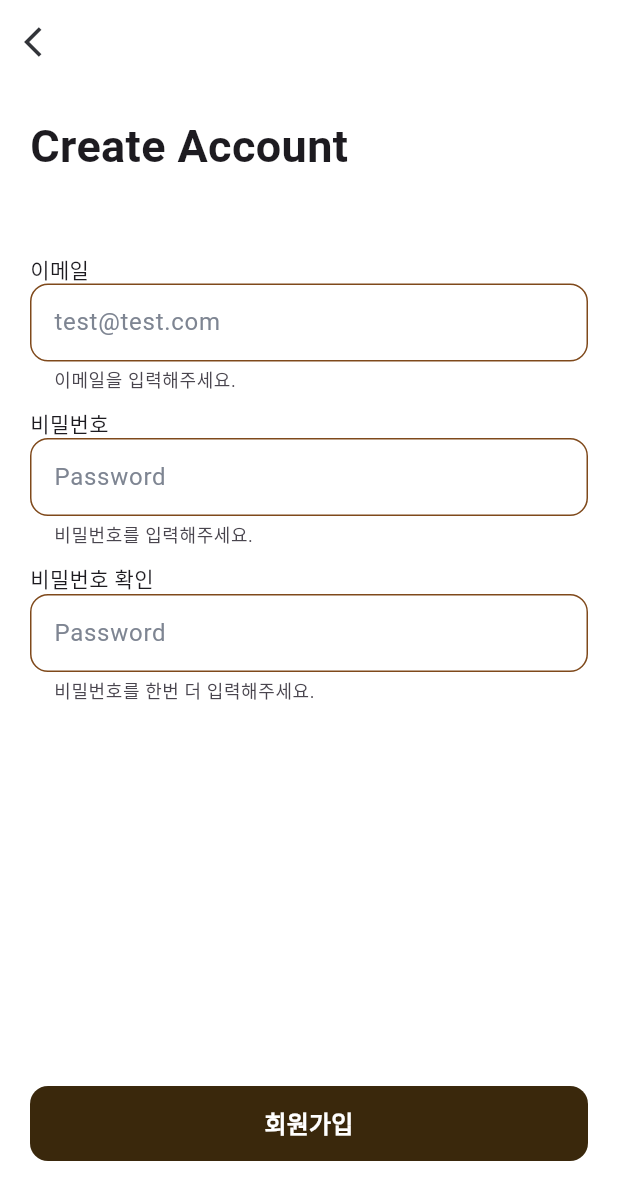
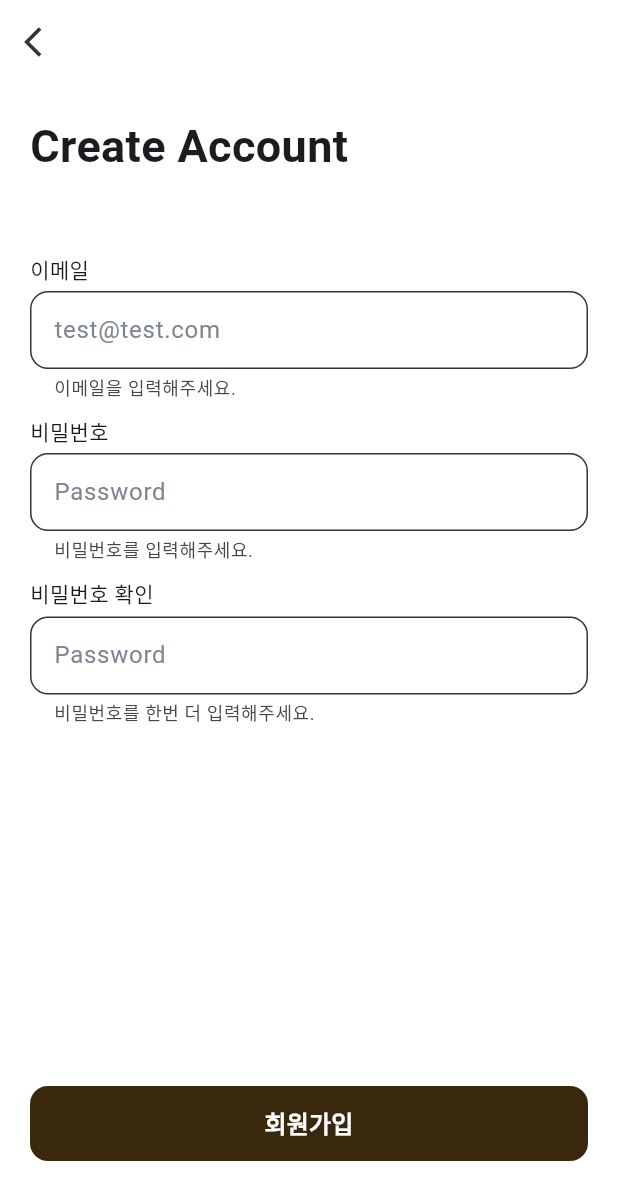
Before and after one commit to iOS7thBookReaders/BooksRoom, a Flutter app: the screen it shows after launch, after a tap on "회원가입", on a phone screen of 412 x 824 dp. Shown: the top 1200 px of the screen. Run offline on Flutter 3.47's test engine with Material 3 defaults, Android fonts, the phone set to English and light mode, and no system bars; our stand-ins replace firebase_core; accounts and stored records are empty.

Commit message:
design: 색 변경

```diff
--- a/lib/color.dart
+++ b/lib/color.dart
@@ -9,9 +9,11 @@ const SUB_DARK_BROWN_COLOR = Color(0xFF3A280C);
 const GRAY50_BACKGROUND = Color(0xFFF6F7F8);
 const GRAY200_LINE = Color(0xFFDBDEE2);
 const GRAY300_DISABLE = Color(0xFFC9CED3);
+const GRAY400 = Color(0xFFA5ACB5);
 const GRAY500 = Color(0xFF7E8592);
 const GRAY600 = Color(0xFF717784);
 const GRAY700 = Color(0xFF5F626E);
+const GRAY800 = Color(0xFF4E515A);
 const GRAY900 = Color(0xFF323439);
 
 const RED_ERROR = Color(0xFFEB003B);
--- a/lib/login_screen.dart
+++ b/lib/login_screen.dart
@@ -1,6 +1,7 @@
 import 'package:books_room/color.dart';
 import 'package:flutter/material.dart';
 
+import 'root_tab.dart';
 import 'sign_up_screen.dart';
 
 class LoginScreen extends StatelessWidget {
@@ -23,22 +24,23 @@ class LoginScreen extends StatelessWidget {
                 style: TextStyle(fontSize: 30, fontWeight: FontWeight.bold),
               ),
             ),
-            SizedBox(height: 50),
+            SizedBox(height: 30),
             TextField(
+              keyboardType: TextInputType.emailAddress,
               decoration: InputDecoration(
-                hintText: 'Email',
+                hintText: 'test@test.com',
                 hintStyle: TextStyle(color: GRAY500),
                 border: OutlineInputBorder(
                   borderRadius: BorderRadius.circular(12),
-                  borderSide: BorderSide(color: MAIN_COLOR),
+                  borderSide: BorderSide(color: GRAY900),
                 ),
                 enabledBorder: OutlineInputBorder(
                   borderRadius: BorderRadius.circular(12),
-                  borderSide: BorderSide(color: MAIN_COLOR),
+                  borderSide: BorderSide(color: GRAY900),
                 ),
                 focusedBorder: OutlineInputBorder(
                   borderRadius: BorderRadius.circular(12),
-                  borderSide: BorderSide(color: MAIN_COLOR),
+                  borderSide: BorderSide(color: GRAY900),
                 ),
                 contentPadding: const EdgeInsets.symmetric(
                   horizontal: 12,
@@ -54,15 +56,15 @@ class LoginScreen extends StatelessWidget {
                 hintStyle: TextStyle(color: GRAY500),
                 border: OutlineInputBorder(
                   borderRadius: BorderRadius.circular(12),
-                  borderSide: BorderSide(color: MAIN_COLOR),
+                  borderSide: BorderSide(color: GRAY900),
                 ),
                 enabledBorder: OutlineInputBorder(
                   borderRadius: BorderRadius.circular(12),
-                  borderSide: BorderSide(color: MAIN_COLOR),
+                  borderSide: BorderSide(color: GRAY900),
                 ),
                 focusedBorder: OutlineInputBorder(
                   borderRadius: BorderRadius.circular(12),
-                  borderSide: BorderSide(color: MAIN_COLOR),
+                  borderSide: BorderSide(color: GRAY900),
                 ),
                 contentPadding: const EdgeInsets.symmetric(
                   horizontal: 12,
@@ -119,9 +121,7 @@ class LoginScreen extends StatelessWidget {
                       onPressed: () {
                         Navigator.push(
                           context,
-                          MaterialPageRoute(
-                            builder: (context) => SignUpScreen(),
-                          ),
+                          MaterialPageRoute(builder: (context) => RootTab()),
                         );
                       },
                       child: Text(
--- /dev/null
+++ b/lib/root_tab.dart
@@ -0,0 +1,10 @@
+import 'package:flutter/material.dart';
+
+class RootTab extends StatelessWidget {
+  const RootTab({super.key});
+
+  @override
+  Widget build(BuildContext context) {
+    return const Placeholder();
+  }
+}
--- a/lib/sign_up_screen.dart
+++ b/lib/sign_up_screen.dart
@@ -41,22 +41,24 @@ class SignUpScreen extends StatelessWidget {
                     ),
                     SizedBox(height: 50),
                     Row(children: [Text('이메일'), Spacer()]),
+                    SizedBox(height: 5),
                     TextField(
+                      keyboardType: TextInputType.emailAddress,
                       decoration: InputDecoration(
                         hintText: 'test@test.com',
                         helperText: '이메일을 입력해주세요.',
                         hintStyle: TextStyle(color: GRAY500),
                         border: OutlineInputBorder(
                           borderRadius: BorderRadius.circular(12),
-                          borderSide: BorderSide(color: MAIN_COLOR),
+                          borderSide: BorderSide(color: GRAY900),
                         ),
                         enabledBorder: OutlineInputBorder(
                           borderRadius: BorderRadius.circular(12),
-                          borderSide: BorderSide(color: MAIN_COLOR),
+                          borderSide: BorderSide(color: GRAY900),
                         ),
                         focusedBorder: OutlineInputBorder(
                           borderRadius: BorderRadius.circular(12),
-                          borderSide: BorderSide(color: MAIN_COLOR),
+                          borderSide: BorderSide(color: GRAY900),
                         ),
                         contentPadding: const EdgeInsets.symmetric(
                           horizontal: 12,
@@ -66,7 +68,7 @@ class SignUpScreen extends StatelessWidget {
                     ),
                     SizedBox(height: 10),
                     Row(children: [Text('비밀번호'), Spacer()]),
-
+                    SizedBox(height: 5),
                     TextField(
                       obscureText: true,
                       decoration: InputDecoration(
@@ -75,15 +77,15 @@ class SignUpScreen extends StatelessWidget {
                         hintStyle: TextStyle(color: GRAY500),
                         border: OutlineInputBorder(
                           borderRadius: BorderRadius.circular(12),
-                          borderSide: BorderSide(color: MAIN_COLOR),
+                          borderSide: BorderSide(color: GRAY900),
                         ),
                         enabledBorder: OutlineInputBorder(
                           borderRadius: BorderRadius.circular(12),
-                          borderSide: BorderSide(color: MAIN_COLOR),
+                          borderSide: BorderSide(color: GRAY900),
                         ),
                         focusedBorder: OutlineInputBorder(
                           borderRadius: BorderRadius.circular(12),
-                          borderSide: BorderSide(color: MAIN_COLOR),
+                          borderSide: BorderSide(color: GRAY900),
                         ),
                         contentPadding: const EdgeInsets.symmetric(
                           horizontal: 12,
@@ -93,7 +95,7 @@ class SignUpScreen extends StatelessWidget {
                     ),
                     SizedBox(height: 10),
                     Row(children: [Text('비밀번호 확인'), Spacer()]),
-
+                    SizedBox(height: 5),
                     TextField(
                       obscureText: true,
                       decoration: InputDecoration(
@@ -102,15 +104,15 @@ class SignUpScreen extends StatelessWidget {
                         hintStyle: TextStyle(color: GRAY500),
                         border: OutlineInputBorder(
                           borderRadius: BorderRadius.circular(12),
-                          borderSide: BorderSide(color: MAIN_COLOR),
+                          borderSide: BorderSide(color: GRAY900),
                         ),
                         enabledBorder: OutlineInputBorder(
                           borderRadius: BorderRadius.circular(12),
-                          borderSide: BorderSide(color: MAIN_COLOR),
+                          borderSide: BorderSide(color: GRAY900),
                         ),
                         focusedBorder: OutlineInputBorder(
                           borderRadius: BorderRadius.circular(12),
-                          borderSide: BorderSide(color: MAIN_COLOR),
+                          borderSide: BorderSide(color: GRAY900),
                         ),
                         contentPadding: const EdgeInsets.symmetric(
                           horizontal: 12,
@@ -137,10 +139,7 @@ class SignUpScreen extends StatelessWidget {
                   ),
                 ),
                 onPressed: () {
-                  Navigator.push(
-                    context,
-                    MaterialPageRoute(builder: (context) => SignUpScreen()),
-                  );
+                  Navigator.pop(context);
                 },
                 child: Text(
                   '회원가입',
```
